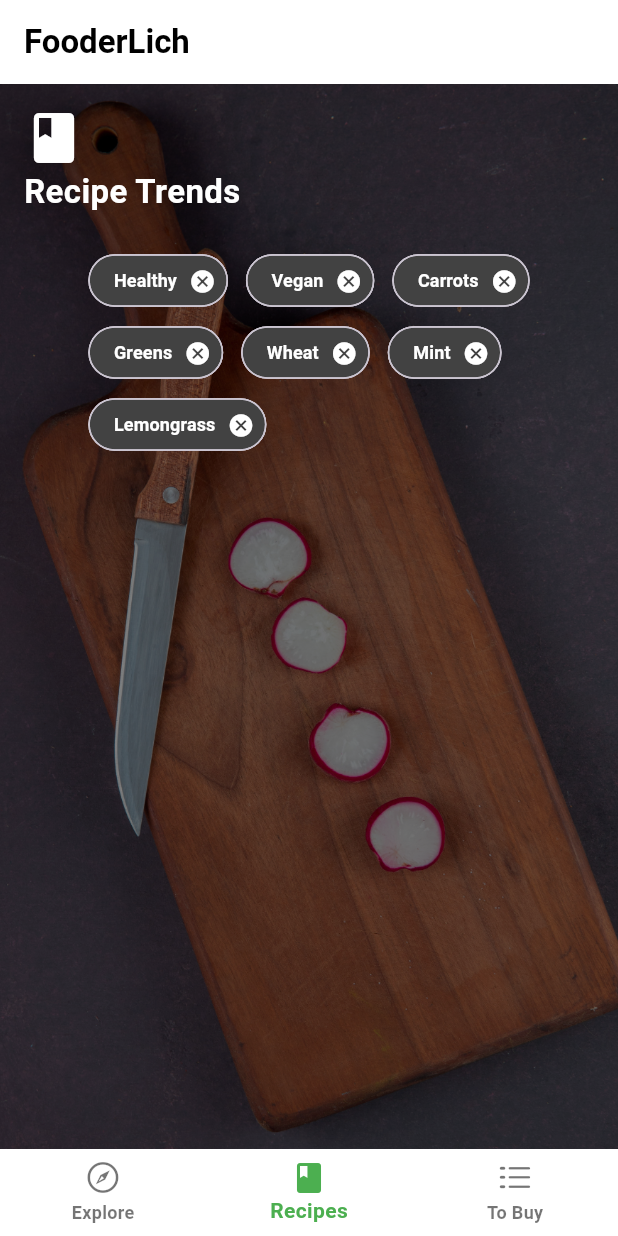
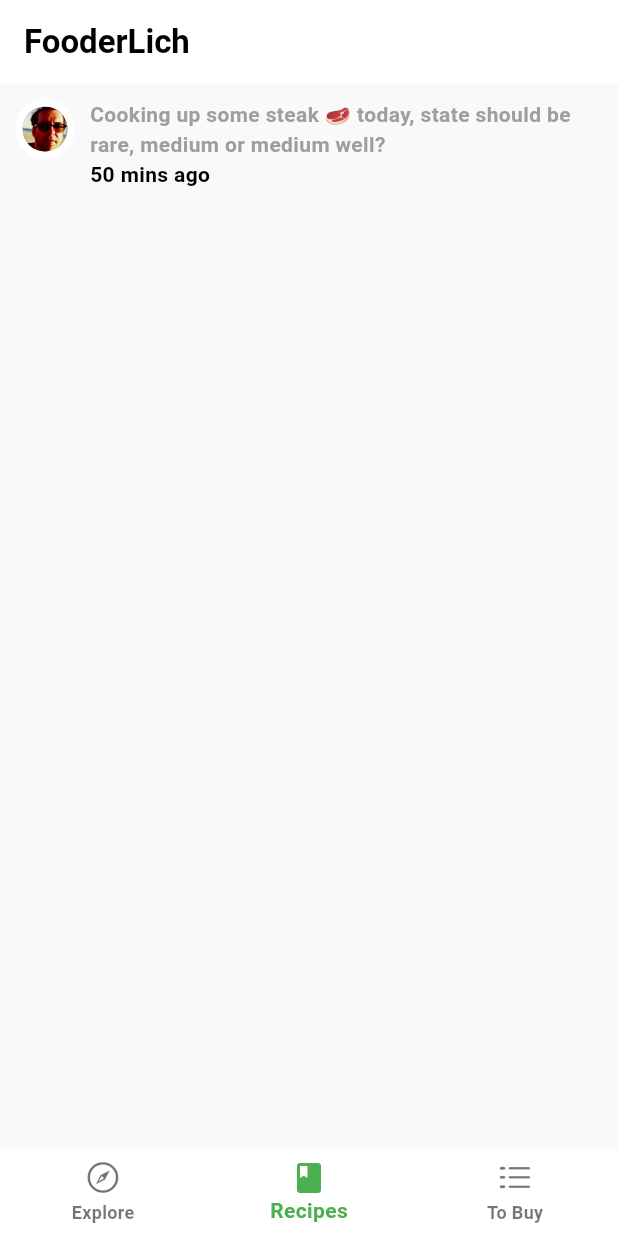
Before and after one commit to H-Munene/fooderLich_tut, a Flutter app: the screen it shows after launch, item 2 of the bottom bar chosen, on a phone screen of 412 x 824 dp. Run offline on Flutter 3.47's test engine with Material 3 defaults, Android fonts, the phone set to English and light mode, and no system bars; our stand-ins replace google_fonts; missing offline and left inert: dart:ffi.

Commit message:
feat: friend post tile template

```diff
--- a/lib/core/theme.dart
+++ b/lib/core/theme.dart
@@ -24,7 +24,7 @@ class FooderLichTheme {
           selectedItemColor: Colors.green,
         ),
         textTheme: lightTextTheme,
-        scaffoldBackgroundColor: Colors.white);
+        scaffoldBackgroundColor: const Color.fromARGB(255, 249, 249, 249));
   }
 
   static ThemeData dark() {
--- /dev/null
+++ b/lib/core/widgets/nested/friends_panel.dart
@@ -0,0 +1,50 @@
+import 'package:flutter/material.dart';
+import 'package:fooder_lich/core/theme.dart';
+import 'package:fooder_lich/core/widgets/profile_picture.dart';
+
+class FriendsPanel extends StatelessWidget {
+  final String profileImageUrl;
+  final String comment;
+  final String timestamp;
+
+  const FriendsPanel(
+      {super.key,
+      required this.profileImageUrl,
+      required this.comment,
+      required this.timestamp});
+
+  @override
+  Widget build(BuildContext context) {
+    return Padding(
+      padding: const EdgeInsets.all(10.0),
+      child: Row(
+        crossAxisAlignment: CrossAxisAlignment.start,
+        children: [
+          ProfilePicture(
+            profileImageUrl: profileImageUrl,
+          ),
+          SizedBox(
+            width: 10,
+          ),
+          Expanded(
+            child: Column(
+              crossAxisAlignment: CrossAxisAlignment.start,
+              children: [
+                Text(
+                  comment,
+                  style: FooderLichTheme.lightTextTheme.bodyMedium
+                      ?.copyWith(color: Colors.grey),
+                ),
+                Text(
+                  "$timestamp mins ago",
+                  style: FooderLichTheme.lightTextTheme.bodyMedium
+                      ?.copyWith(fontWeight: FontWeight.bold),
+                )
+              ],
+            ),
+          ),
+        ],
+      ),
+    );
+  }
+}
--- /dev/null
+++ b/lib/core/widgets/profile_picture.dart
@@ -0,0 +1,20 @@
+import 'package:flutter/material.dart';
+import 'package:fooder_lich/core/theme.dart';
+
+class ProfilePicture extends StatelessWidget {
+  final String profileImageUrl;
+
+  const ProfilePicture({super.key, required this.profileImageUrl});
+
+  @override
+  Widget build(BuildContext context) {
+    return CircleAvatar(
+      backgroundColor: Colors.white,
+      child: CircleAvatar(
+        radius: 15,
+        foregroundImage: Image.asset(profileImageUrl).image,
+        backgroundColor: FooderLichTheme.cardBackgroundColor,
+      ),
+    );
+  }
+}
--- a/lib/presentation/explore.dart
+++ b/lib/presentation/explore.dart
@@ -1,7 +1,7 @@
 import 'package:flutter/cupertino.dart';
 import 'package:flutter/material.dart';
 import 'package:fooder_lich/api/mock_fooderlich_service.dart';
-import 'package:fooder_lich/core/widgets/editorial_card.dart';
+import 'package:fooder_lich/core/widgets/nested/editorial_card.dart';
 
 class ExplorePage extends StatefulWidget {
   const ExplorePage({super.key});
--- a/lib/presentation/home.dart
+++ b/lib/presentation/home.dart
@@ -1,5 +1,5 @@
 import 'package:flutter/material.dart';
-import 'package:fooder_lich/core/widgets/editorial_card.dart';
+import 'package:fooder_lich/core/widgets/nested/editorial_card.dart';
 
 class HomePage extends StatelessWidget {
   const HomePage({super.key});
--- a/lib/presentation/profile.dart
+++ b/lib/presentation/profile.dart
@@ -1,5 +1,5 @@
 import 'package:flutter/material.dart';
-import 'package:fooder_lich/core/widgets/profile_card.dart';
+import 'package:fooder_lich/core/widgets/nested/profile_card.dart';
 
 class ProfilePage extends StatelessWidget {
   const ProfilePage({super.key});
--- a/lib/presentation/trends.dart
+++ b/lib/presentation/trends.dart
@@ -1,4 +1,5 @@
 import 'package:flutter/material.dart';
+import 'package:fooder_lich/core/widgets/nested/friends_panel.dart';
 import 'package:fooder_lich/models/trend_chips.dart';
 import 'package:fooder_lich/core/theme.dart';
 
@@ -23,11 +24,21 @@ class _TrendsPageState extends State<TrendsPage> {
   @override
   Widget build(BuildContext context) {
     return Container(
-      decoration: BoxDecoration(
-          image: DecorationImage(
-              image: Image.asset('assets/chopping_board.jpg').image,
-              fit: BoxFit.cover)),
-      child: _trendsLayout(),
+      // decoration: BoxDecoration(
+      //     image: DecorationImage(
+      //         image: Image.asset('assets/chopping_board.jpg').image,
+      //         fit: BoxFit.cover)),
+      child: Column(
+        children: [
+          // _trendsLayout(),
+
+          FriendsPanel(
+          profileImageUrl: "assets/profile_pics/person_joe.jpeg",
+          comment:
+              "Cooking up some steak 🥩 today, state should be rare, medium or medium well?",
+          timestamp: "50"),
+        ],
+      ),
     );
   }
 
--- a/pubspec.yaml
+++ b/pubspec.yaml
@@ -67,6 +67,8 @@ flutter:
     - assets/
     - assets/food_pics/
     - assets/sample_data/
+    - assets/profile_pics/
+
 
 
   #   - images/a_dot_ham.jpeg
```
Also changed, not shown: assets/sample_data/sample_friends_feed.json (+1 -11 lines), lib/api/mock_fooderlich_service.dart (+18 -0 lines), lib/core/widgets/nested/profile_card.dart (renamed from lib/core/widgets/profile_card.dart, +19 -27 lines), lib/models/friends_feed.dart (added, +25 -0 lines), lib/core/widgets/nested/editorial_card.dart (renamed from lib/core/widgets/editorial_card.dart), lib/models/friends_feed.g.dart (added).
